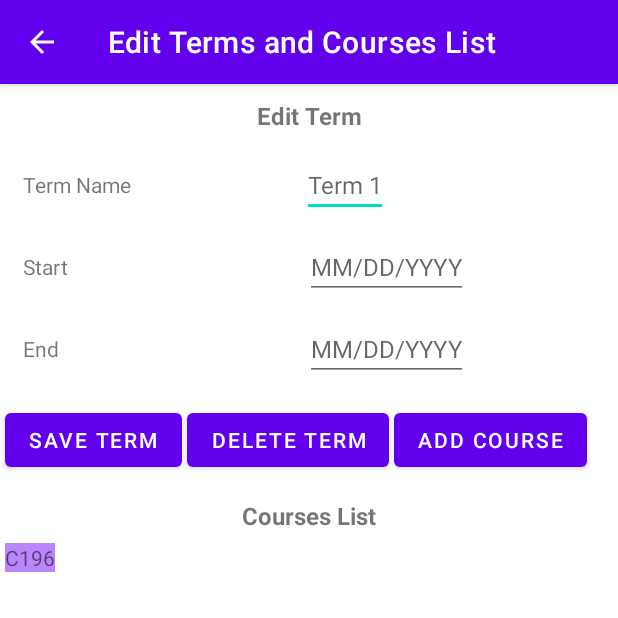
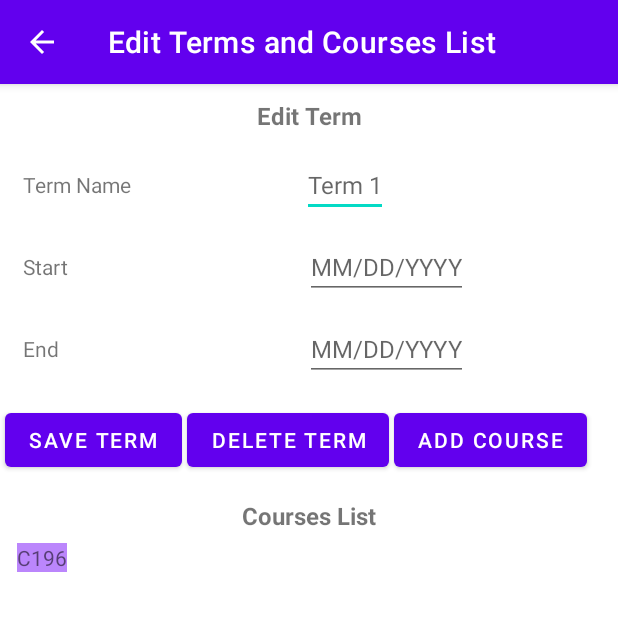
Before and after one commit to Mikey3610/Course-Scheduler, an Android app: the EditTerms_CoursesList screen opened directly, with no data from a screen before it, on a phone screen of 412 x 824 dp, the top half of it. Run offline under Robolectric (Android 15) with nearby library versions, the light colour scheme and no system bars; our stand-ins replace Room's generated code.

Commit message:
Fifth Commit

```diff
--- a/app/src/main/java/com/example/c196_application_latest/Adapter/AssessmentAdapter.java
+++ b/app/src/main/java/com/example/c196_application_latest/Adapter/AssessmentAdapter.java
@@ -30,7 +30,6 @@ public class AssessmentAdapter extends RecyclerView.Adapter<AssessmentAdapter.As
                 public void onClick(View v) {
                     int position = getAdapterPosition();
                     final Assessment current = mAssessments.get(position);
-                    //TODO Below intent may be the wrong page
                     Intent intent = new Intent(context, AddEditAssessments.class);
                     intent.putExtra("assessmentId", current.getAssessmentId());
                     intent.putExtra("assessmentCourseId", current.getAssessmentCourseId());
--- a/app/src/main/java/com/example/c196_application_latest/Adapter/CourseAdapter.java
+++ b/app/src/main/java/com/example/c196_application_latest/Adapter/CourseAdapter.java
@@ -28,7 +28,6 @@ public class CourseAdapter extends RecyclerView.Adapter<CourseAdapter.CourseView
                 public void onClick(View v) {
                     int position = getAdapterPosition();
                     final Course current = mCourses.get(position);
-                    //TODO below intent may be the wrong page
                     Intent intent = new Intent(context, EditCourses_AssessmentsList.class);
                     intent.putExtra("courseId", current.getCourseId());
                     intent.putExtra("termId", current.getTermId());
--- a/app/src/main/java/com/example/c196_application_latest/UI/EditCourses_AssessmentsList.java
+++ b/app/src/main/java/com/example/c196_application_latest/UI/EditCourses_AssessmentsList.java
@@ -98,4 +98,8 @@ public class EditCourses_AssessmentsList extends AppCompatActivity {
         intent.putExtra("courseId", courseId);
         startActivity(intent);
     }
+
+    //TODO Add code here to save edited course fields in the Edit Courses/Assessments page
+    public void saveEditCourse(View view) {
+    }
 }
--- a/app/src/main/java/com/example/c196_application_latest/UI/EditTerms_CoursesList.java
+++ b/app/src/main/java/com/example/c196_application_latest/UI/EditTerms_CoursesList.java
@@ -35,12 +35,21 @@ public class EditTerms_CoursesList extends AppCompatActivity {
         getSupportActionBar().setDisplayHomeAsUpEnabled(true);
         getSupportActionBar().setDisplayHomeAsUpEnabled(true);
 
+        //TODO Does this code need to be changed so the recyclerview doesnt show in all the terms?
+        repository = new Repository(getApplication());
         RecyclerView recyclerView = findViewById(R.id.CoursesForTermRecyclerView);
         Repository repo = new Repository(getApplication());
         List<Course> courses = repo.getAllCourses();
         final CourseAdapter adapter = new CourseAdapter(this);
         recyclerView.setAdapter(adapter);
         recyclerView.setLayoutManager(new LinearLayoutManager(this));
+
+
+        for(Course c: repository.getAllCourses()){
+            if (c.getTermId() == termId){
+                courses.add(c);
+            }
+        }
         adapter.setCourses(courses);
 
         editTermNameText = findViewById(R.id.editTermNameText);
@@ -56,7 +65,6 @@ public class EditTerms_CoursesList extends AppCompatActivity {
         editTermStartText.setText(termStart);
         editTermEndText.setText(termEnd);
 
-        repository = new Repository(getApplication());
     }
 
 
@@ -71,8 +79,9 @@ public class EditTerms_CoursesList extends AppCompatActivity {
             repository.update(term);
         }
 
-        Intent intent = new Intent(EditTerms_CoursesList.this, AllTerms.class);
-        startActivity(intent);
+        //Intent intent = new Intent(EditTerms_CoursesList.this, AllTerms.class);
+        //startActivity(intent);
+        finish();
     }
 
     public void deleteTerm(View view) {
--- a/app/src/main/res/layout/activity_add_courses.xml
+++ b/app/src/main/res/layout/activity_add_courses.xml
@@ -182,10 +182,10 @@
         android:id="@+id/saveAddCourseButton"
         android:layout_width="wrap_content"
         android:layout_height="wrap_content"
-        android:layout_marginBottom="100dp"
+        android:layout_marginBottom="50dp"
+        android:clickable="true"
+        android:onClick="saveAddCourse"
         android:text="Save"
-        android:onClick="saveAddCourse"
-        android:clickable="true"
         app:layout_constraintBottom_toBottomOf="parent"
         app:layout_constraintEnd_toEndOf="parent"
         app:layout_constraintStart_toStartOf="parent" />
--- a/app/src/main/res/layout/activity_edit_terms_courses_list.xml
+++ b/app/src/main/res/layout/activity_edit_terms_courses_list.xml
@@ -136,9 +136,8 @@
         android:id="@+id/CoursesForTermRecyclerView"
         android:layout_width="409dp"
         android:layout_height="432dp"
-        android:layout_marginStart="5dp"
+        android:layout_marginStart="15dp"
         android:layout_marginTop="5dp"
-        android:layout_marginEnd="5dp"
         app:layout_constraintEnd_toEndOf="parent"
         app:layout_constraintStart_toStartOf="parent"
         app:layout_constraintTop_toBottomOf="@+id/textView21" />
```
Also changed, not shown: app/src/main/java/com/example/c196_application_latest/UI/AddTerms.java (+5 -2 lines), app/src/main/res/layout/activity_edit_courses_assessments_list.xml (+7 -5 lines).
